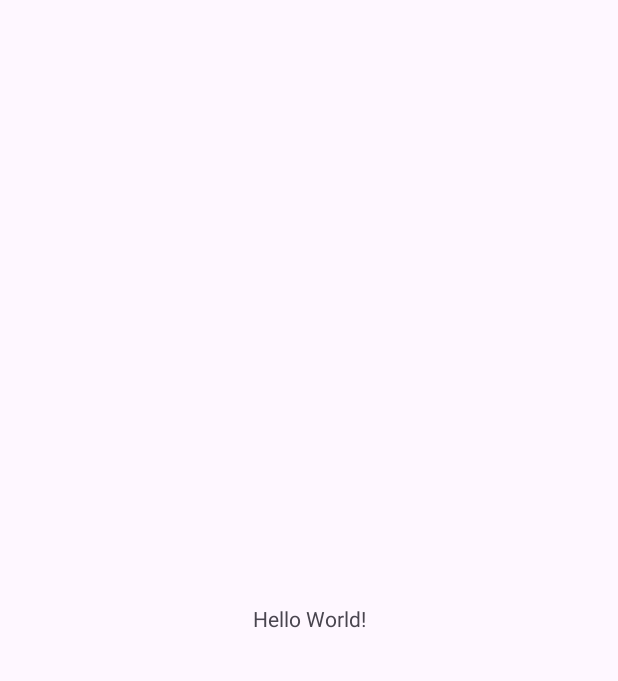
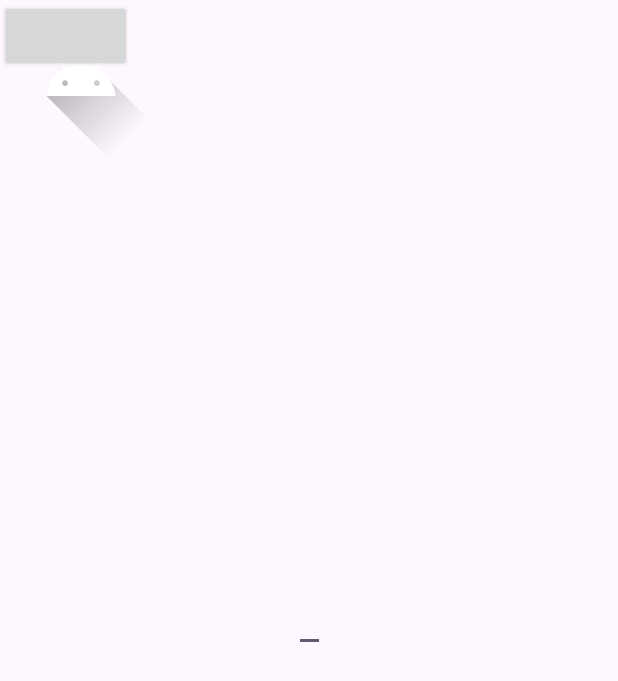
Before and after one commit to DiagonDev/GameRiseApp, an Android app: the screen it shows after launch (MainActivity before the commit, TagActivity after it), on a phone screen of 412 x 824 dp. Before the commit the part shown is almost empty. Shown: the top 681 px of the screen. Run offline under Robolectric (Android 15) with nearby library versions, the phone set to English and light mode, and no system bars.

Commit message:
Inizio android studio

```diff
--- a/gamerise/app/src/main/AndroidManifest.xml
+++ b/gamerise/app/src/main/AndroidManifest.xml
@@ -13,7 +13,7 @@
         android:theme="@style/Theme.GameRise"
         tools:targetApi="31">
         <activity
-            android:name=".MainActivity"
+            android:name=".TagActivity"
             android:exported="true">
             <intent-filter>
                 <action android:name="android.intent.action.MAIN" />
--- a/gamerise/app/src/main/java/xyz/brawl/gamerise/MainActivity.java
+++ b/gamerise/app/src/main/java/xyz/brawl/gamerise/TagActivity.java
@@ -1,6 +1,9 @@
 package xyz.brawl.gamerise;
 
 import android.os.Bundle;
+import android.view.View;
+import android.widget.Button;
+import android.widget.EditText;
 
 import androidx.activity.EdgeToEdge;
 import androidx.appcompat.app.AppCompatActivity;
@@ -8,17 +11,25 @@ import androidx.core.graphics.Insets;
 import androidx.core.view.ViewCompat;
 import androidx.core.view.WindowInsetsCompat;
 
-public class MainActivity extends AppCompatActivity {
+public class TagActivity extends AppCompatActivity {
 
     @Override
     protected void onCreate(Bundle savedInstanceState) {
         super.onCreate(savedInstanceState);
         EdgeToEdge.enable(this);
-        setContentView(R.layout.activity_main);
+        setContentView(R.layout.activity_tag);
         ViewCompat.setOnApplyWindowInsetsListener(findViewById(R.id.main), (v, insets) -> {
             Insets systemBars = insets.getInsets(WindowInsetsCompat.Type.systemBars());
             v.setPadding(systemBars.left, systemBars.top, systemBars.right, systemBars.bottom);
             return insets;
         });
+        EditText insertTag = findViewById(R.id.insertTag);
+        Button search = findViewById(R.id.search);
+        search.setOnClickListener(new View.OnClickListener() {
+            @Override
+            public void onClick(View view) {
+
+            }
+        });
     }
 }
--- a/gamerise/app/src/main/res/layout/activity_main.xml
+++ b/gamerise/app/src/main/res/layout/activity_tag.xml
@@ -5,15 +5,30 @@
     android:id="@+id/main"
     android:layout_width="match_parent"
     android:layout_height="match_parent"
-    tools:context=".MainActivity">
+    tools:context=".TagActivity">
 
-    <TextView
+    <EditText
+        android:id="@+id/insertTag"
         android:layout_width="wrap_content"
         android:layout_height="wrap_content"
-        android:text="Hello World!"
+        android:autofillHints="Inserisci Tag"
         app:layout_constraintBottom_toBottomOf="parent"
         app:layout_constraintEnd_toEndOf="parent"
         app:layout_constraintStart_toStartOf="parent"
         app:layout_constraintTop_toTopOf="parent" />
-
+    <ImageView
+        android:id="@+id/logoApp"
+        android:layout_width="wrap_content"
+        android:layout_height="wrap_content"
+        android:src="@drawable/ic_launcher_foreground"/>
+    <androidx.appcompat.widget.AppCompatButton
+        android:id="@+id/search"
+        android:layout_width="wrap_content"
+        android:layout_height="wrap_content"
+        />
+    <androidx.recyclerview.widget.RecyclerView
+        android:id="@+id/recyclerView"
+        android:layout_width="wrap_content"
+        android:layout_height="wrap_content"
+        />
 </androidx.constraintlayout.widget.ConstraintLayout>
```
Also changed, not shown: 4 other files.
